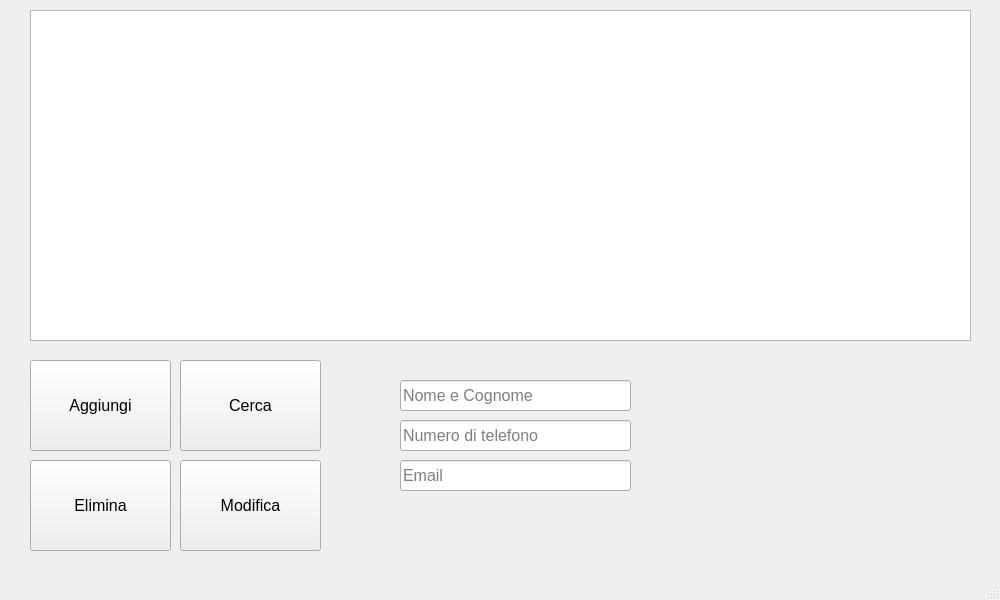
This is mainwindow.ui in MattiaP7/Rubrica-GUI as Qt 5 draws it before an edit. The edited form follows.
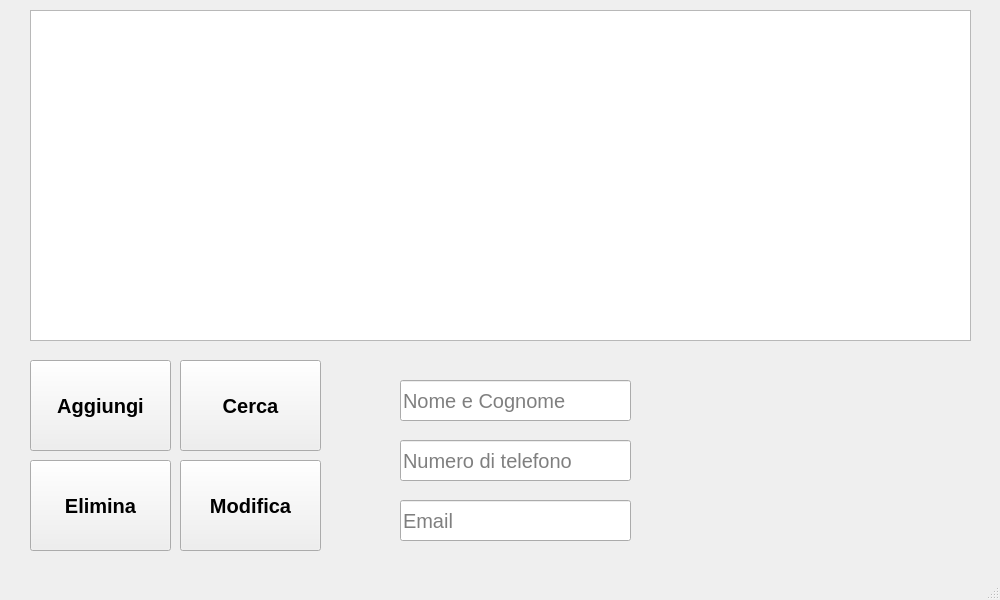
This is the edited form.

```diff
--- a/mainwindow.ui
+++ b/mainwindow.ui
@@ -38,7 +38,8 @@
     <property name="font">
      <font>
       <family>Segoe UI</family>
-      <pointsize>12</pointsize>
+      <pointsize>15</pointsize>
+      <bold>true</bold>
      </font>
     </property>
     <property name="text">
@@ -56,7 +57,8 @@
     </property>
     <property name="font">
      <font>
-      <pointsize>12</pointsize>
+      <pointsize>15</pointsize>
+      <bold>true</bold>
      </font>
     </property>
     <property name="text">
@@ -74,7 +76,8 @@
     </property>
     <property name="font">
      <font>
-      <pointsize>12</pointsize>
+      <pointsize>15</pointsize>
+      <bold>true</bold>
      </font>
     </property>
     <property name="text">
@@ -87,12 +90,12 @@
       <x>400</x>
       <y>380</y>
       <width>231</width>
-      <height>31</height>
+      <height>41</height>
      </rect>
     </property>
     <property name="font">
      <font>
-      <pointsize>12</pointsize>
+      <pointsize>15</pointsize>
      </font>
     </property>
     <property name="placeholderText">
@@ -103,14 +106,14 @@
     <property name="geometry">
      <rect>
       <x>400</x>
-      <y>420</y>
+      <y>440</y>
       <width>231</width>
-      <height>31</height>
+      <height>41</height>
      </rect>
     </property>
     <property name="font">
      <font>
-      <pointsize>12</pointsize>
+      <pointsize>15</pointsize>
      </font>
     </property>
     <property name="placeholderText">
@@ -121,14 +124,14 @@
     <property name="geometry">
      <rect>
       <x>400</x>
-      <y>460</y>
+      <y>500</y>
       <width>231</width>
-      <height>31</height>
+      <height>41</height>
      </rect>
     </property>
     <property name="font">
      <font>
-      <pointsize>12</pointsize>
+      <pointsize>15</pointsize>
      </font>
     </property>
     <property name="placeholderText">
@@ -161,7 +164,8 @@
     </property>
     <property name="font">
      <font>
-      <pointsize>12</pointsize>
+      <pointsize>15</pointsize>
+      <bold>true</bold>
      </font>
     </property>
     <property name="text">
```
